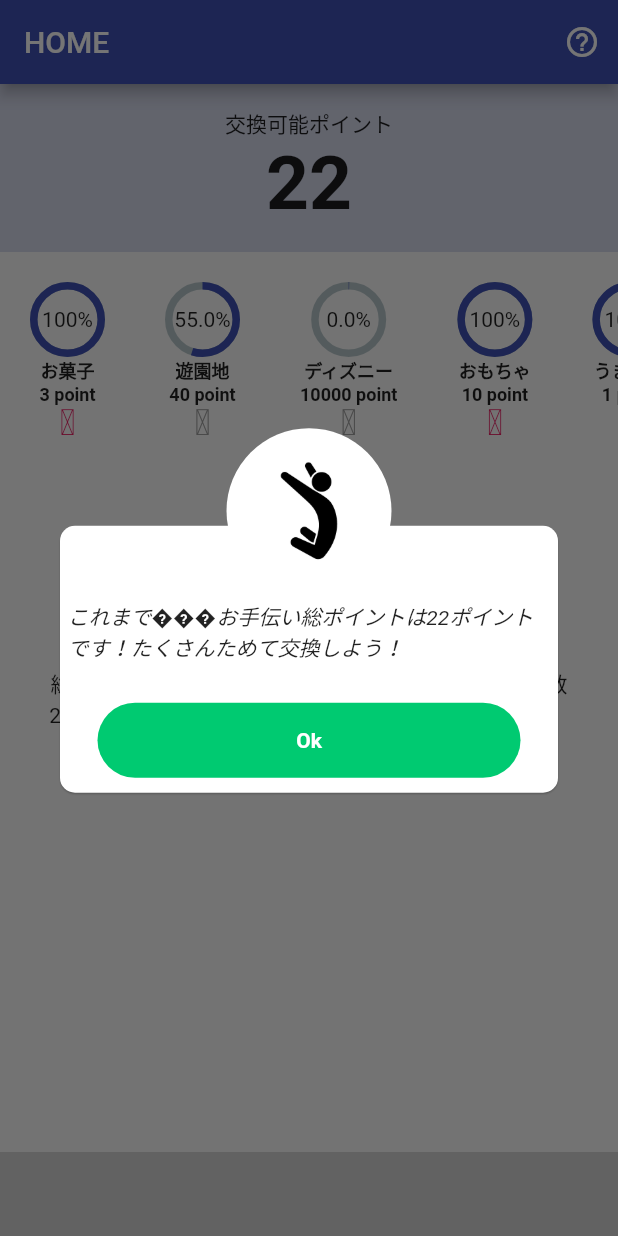
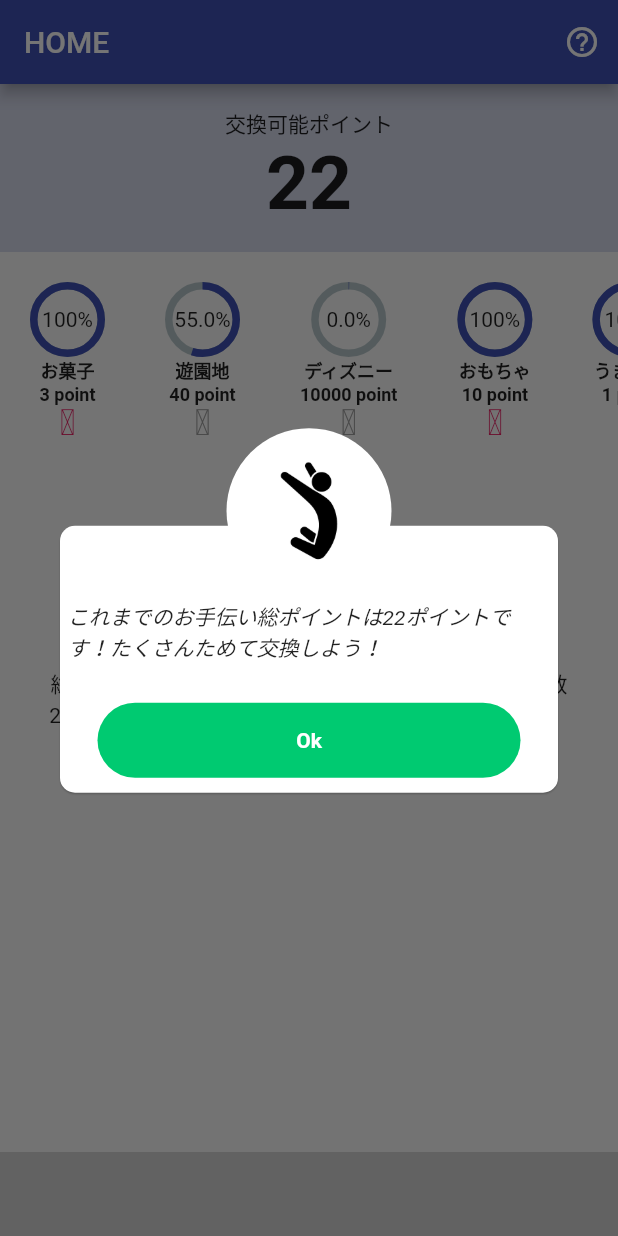
Before and after one commit to kazumaz/dama_app, a Flutter app: the screen it shows after launch, after a tap on "総ポイント", on a phone screen of 412 x 824 dp. Run offline on Flutter 3.47's test engine with Material 2 defaults, Android fonts, the phone set to English and light mode, and no system bars; drawn by our look-alikes of percent_indicator; our stand-ins replace awesome_dialog, flutter_icons, flutter_slidable, share; missing offline and left inert: ff_navigation_bar, tutorial_coach_mark.

Commit message:
微修正

```diff
--- a/lib/view/HomePage.dart
+++ b/lib/view/HomePage.dart
@@ -212,7 +212,7 @@ Widget ayumi(PointModel pointModel) {
                         child: Image.asset('images/jump.png')),
                     body: Center(
                       child: Text(
-                        'これまで���お手伝い総ポイントは' +
+                        'これまでのお手伝い総ポイントは' +
                             pointModel.totalPointEver.toString() +
                             'ポイントです！たくさんためて交換しよう！',
                         style: TextStyle(fontStyle: FontStyle.italic),
```
